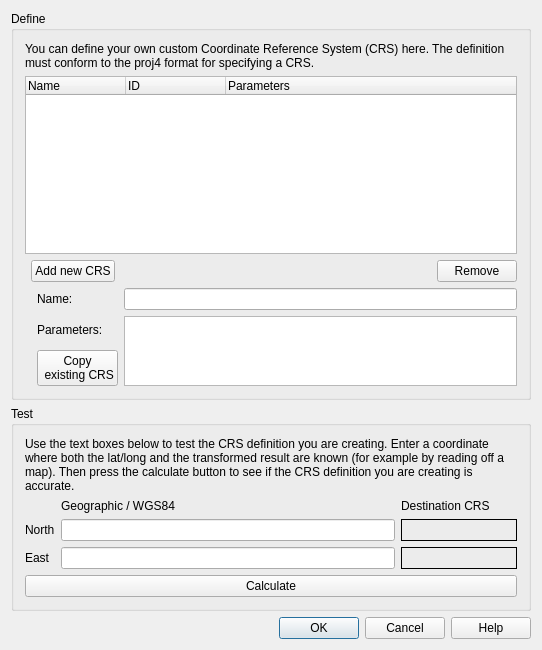
Before: the Qt Designer form src/ui/qgscustomprojectiondialogbase.ui in qgis/QGIS, drawn with Qt 5.
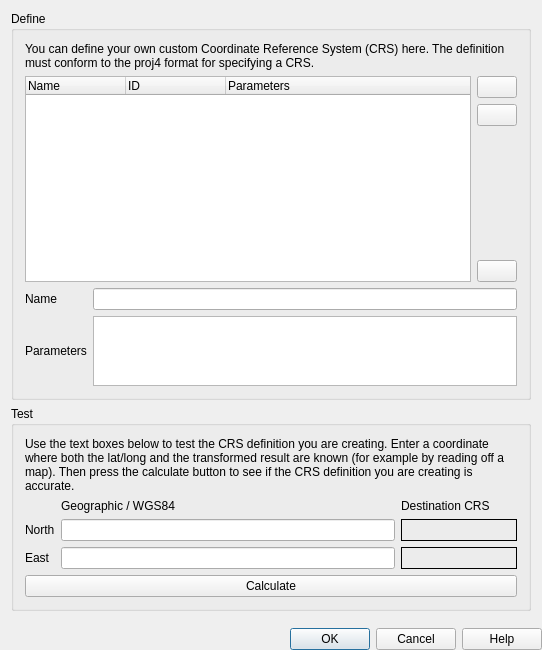
After: the same form once the commit is applied. Icons and pictures are not drawn. Custom widgets are drawn as their Qt base class.

Commit message: [custom crs ui] adds scrollarea to dialog and done some minor changes

```diff
--- a/src/ui/qgscustomprojectiondialogbase.ui
+++ b/src/ui/qgscustomprojectiondialogbase.ui
@@ -18,14 +18,54 @@
     <normaloff/>
    </iconset>
   </property>
-  <layout class="QGridLayout">
+  <layout class="QGridLayout" name="gridLayout_2">
+   <property name="margin">
+    <number>0</number>
+   </property>
+   <item row="1" column="0">
+    <widget class="QDialogButtonBox" name="buttonBox">
+     <property name="standardButtons">
+      <set>QDialogButtonBox::Cancel|QDialogButtonBox::Help|QDialogButtonBox::Ok</set>
+     </property>
+    </widget>
+   </item>
+   <item row="0" column="0">
+    <widget class="QScrollArea" name="scrollArea">
+     <property name="frameShape">
+      <enum>QFrame::NoFrame</enum>
+     </property>
+     <property name="widgetResizable">
+      <bool>true</bool>
+     </property>
+     <widget class="QWidget" name="scrollAreaWidgetContents">
+      <property name="geometry">
+       <rect>
+        <x>0</x>
+        <y>0</y>
+        <width>542</width>
+        <height>617</height>
+       </rect>
+      </property>
+      <layout class="QGridLayout" name="gridLayout">
    <item row="0" column="0">
     <widget class="QgsCollapsibleGroupBox" name="groupBox">
      <property name="title">
       <string>Define</string>
      </property>
-     <layout class="QGridLayout">
-      <item row="2" column="0" colspan="4">
+         <layout class="QGridLayout" name="gridLayout_3">
+          <item row="0" column="0" colspan="2">
+           <widget class="QLabel" name="label">
+            <property name="text">
+             <string>You can define your own custom Coordinate Reference System (CRS) here. The definition must conform to the proj4 format for specifying a CRS.</string>
+            </property>
+            <property name="wordWrap">
+             <bool>true</bool>
+            </property>
+           </widget>
+          </item>
+          <item row="1" column="0" colspan="2">
+           <layout class="QHBoxLayout" name="horizontalLayout">
+            <item>
        <widget class="QTreeWidget" name="leNameList">
         <property name="sizePolicy">
          <sizepolicy hsizetype="Expanding" vsizetype="Expanding">
@@ -59,106 +99,93 @@
         </column>
        </widget>
       </item>
-      <item row="1" column="0" colspan="4">
-       <widget class="QLabel" name="label">
-        <property name="text">
-         <string>You can define your own custom Coordinate Reference System (CRS) here. The definition must conform to the proj4 format for specifying a CRS.</string>
-        </property>
-        <property name="wordWrap">
-         <bool>true</bool>
-        </property>
-       </widget>
-      </item>
-      <item row="5" column="3">
-       <widget class="QPlainTextEdit" name="teParameters">
-        <property name="sizePolicy">
-         <sizepolicy hsizetype="Expanding" vsizetype="Fixed">
-          <horstretch>0</horstretch>
-          <verstretch>0</verstretch>
-         </sizepolicy>
-        </property>
-        <property name="maximumSize">
-         <size>
-          <width>16777215</width>
-          <height>70</height>
-         </size>
-        </property>
-       </widget>
-      </item>
-      <item row="4" column="3">
-       <widget class="QLineEdit" name="leName"/>
-      </item>
-      <item row="4" column="2">
-       <widget class="QLabel" name="label_3">
-        <property name="text">
-         <string>Name:</string>
-        </property>
-       </widget>
-      </item>
-      <item row="5" column="2">
-       <layout class="QVBoxLayout" name="verticalLayout">
-        <property name="sizeConstraint">
-         <enum>QLayout::SetMinimumSize</enum>
-        </property>
         <item>
-         <widget class="QLabel" name="label_4">
-          <property name="text">
-           <string>Parameters:</string>
-          </property>
-         </widget>
-        </item>
-        <item>
-         <widget class="QPushButton" name="pbnCopyCRS">
-          <property name="text">
-           <string>Copy
- existing CRS</string>
-          </property>
-         </widget>
-        </item>
-       </layout>
-      </item>
-      <item row="3" column="1" colspan="3">
-       <layout class="QHBoxLayout" name="horizontalLayout_2">
-        <property name="spacing">
-         <number>6</number>
-        </property>
+             <layout class="QVBoxLayout" name="verticalLayout_2">
         <item>
          <widget class="QPushButton" name="pbnAdd">
-          <property name="text">
+                <property name="toolTip">
            <string>Add new CRS</string>
           </property>
+                <property name="text">
+                 <string/>
+                </property>
          </widget>
         </item>
         <item>
-         <spacer name="horizontalSpacer">
+               <widget class="QPushButton" name="pbnRemove">
+                <property name="toolTip">
+                 <string>Remove CRS</string>
+                </property>
+                <property name="text">
+                 <string/>
+                </property>
+               </widget>
+              </item>
+              <item>
+               <spacer name="verticalSpacer">
           <property name="orientation">
-           <enum>Qt::Horizontal</enum>
+                 <enum>Qt::Vertical</enum>
           </property>
           <property name="sizeHint" stdset="0">
            <size>
-            <width>40</width>
-            <height>20</height>
+                  <width>20</width>
+                  <height>40</height>
            </size>
           </property>
          </spacer>
         </item>
         <item>
-         <widget class="QPushButton" name="pbnRemove">
+               <widget class="QPushButton" name="pbnCopyCRS">
+                <property name="toolTip">
+                 <string>Copy existing CRS</string>
+                </property>
           <property name="text">
-           <string>Remove</string>
-          </property>
+                 <string/>
+                </property>
+                <property name="icon">
+                 <iconset resource="../../images/images.qrc">
+                  <normaloff>:/images/themes/default/mActionCopySelected.png</normaloff>:/images/themes/default/mActionCopySelected.png</iconset>
+                </property>
          </widget>
         </item>
        </layout>
       </item>
      </layout>
-    </widget>
    </item>
    <item row="2" column="0">
-    <widget class="QDialogButtonBox" name="buttonBox">
-     <property name="standardButtons">
-      <set>QDialogButtonBox::Cancel|QDialogButtonBox::Help|QDialogButtonBox::Ok</set>
-     </property>
+           <widget class="QLabel" name="label_3">
+            <property name="text">
+             <string>Name</string>
+            </property>
+           </widget>
+          </item>
+          <item row="2" column="1">
+           <widget class="QLineEdit" name="leName"/>
+          </item>
+          <item row="3" column="0">
+           <widget class="QLabel" name="label_4">
+            <property name="text">
+             <string>Parameters</string>
+            </property>
+           </widget>
+          </item>
+          <item row="3" column="1">
+           <widget class="QPlainTextEdit" name="teParameters">
+            <property name="sizePolicy">
+             <sizepolicy hsizetype="Expanding" vsizetype="Fixed">
+              <horstretch>0</horstretch>
+              <verstretch>0</verstretch>
+             </sizepolicy>
+            </property>
+            <property name="maximumSize">
+             <size>
+              <width>16777215</width>
+              <height>70</height>
+             </size>
+            </property>
+           </widget>
+          </item>
+         </layout>
     </widget>
    </item>
    <item row="1" column="0">
@@ -265,6 +292,10 @@
    </item>
   </layout>
  </widget>
+    </widget>
+   </item>
+  </layout>
+ </widget>
  <layoutdefault spacing="6" margin="11"/>
  <customwidgets>
   <customwidget>
```
Left out of the diff: 4 changed lines with no effect on the pictures. Lines whose indentation alone changed are shown as unchanged.
